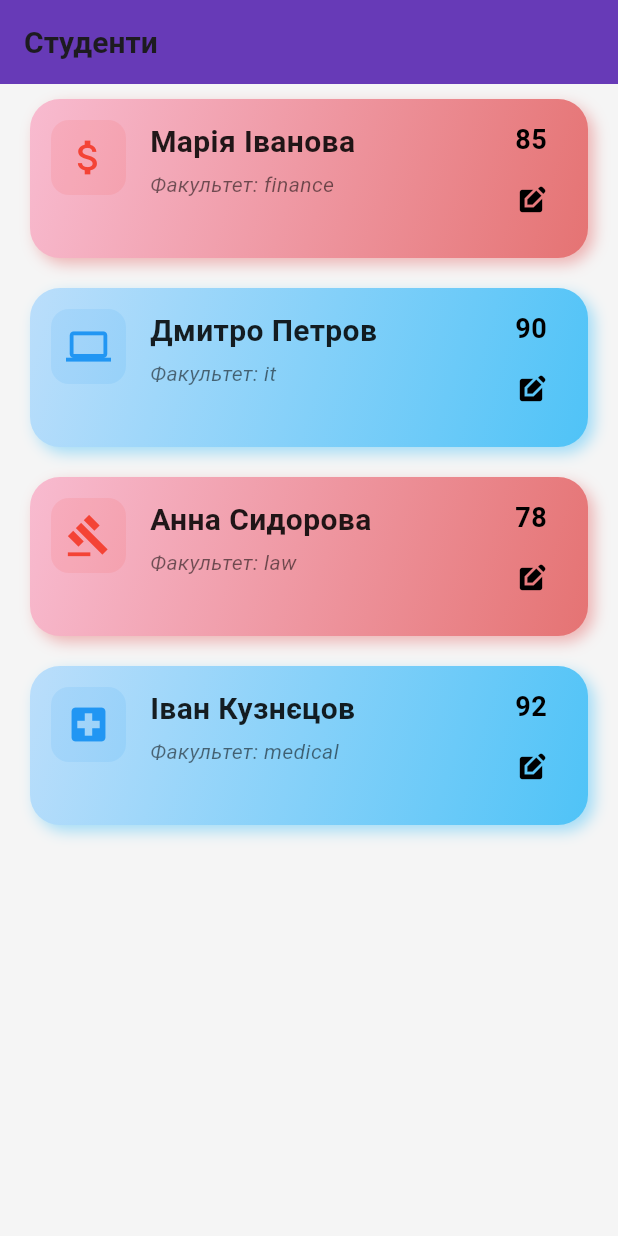
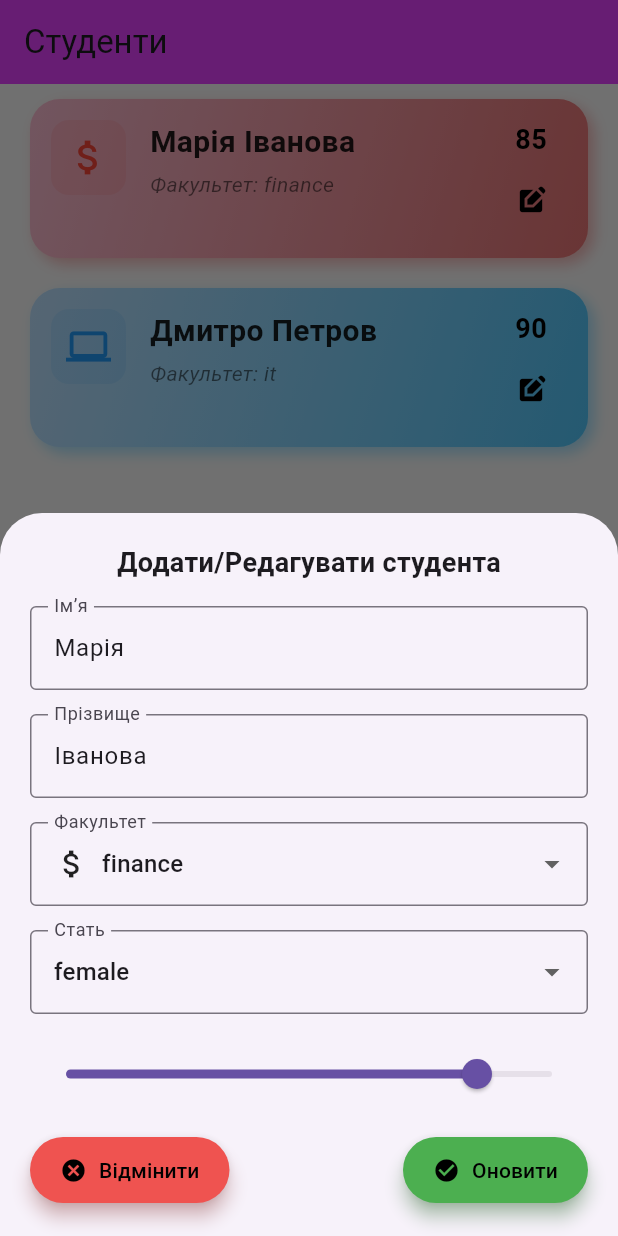
Before and after one commit to spiler-create/nesterenko_kiyki_21_8, a Flutter app: the screen it shows after launch, after a tap on the "edit square" icon, on a phone screen of 412 x 824 dp. Run offline on Flutter 3.47's test engine with Material 3 defaults, Android fonts, the phone set to English and light mode, and no system bars.

Commit message:
Лабораторна 2

```diff
--- a/lib/models/student.dart
+++ b/lib/models/student.dart
@@ -11,6 +11,7 @@ const Map<Department, IconData> departmentIcons = {
 };
 
 class Student {
+  final String id;
   final String firstName;
   final String lastName;
   final Department department;
@@ -18,6 +19,7 @@ class Student {
   final Gender gender;
 
   Student({
+    required this.id,
     required this.firstName,
     required this.lastName,
     required this.department,
--- /dev/null
+++ b/lib/widgets/new_student.dart
@@ -0,0 +1,176 @@
+import 'package:flutter/material.dart';
+import 'package:uuid/uuid.dart';
+import '../models/student.dart';
+
+class NewStudent extends StatefulWidget {
+  final Student? student;
+  final Function(Student) onSave;
+
+  const NewStudent({super.key, this.student, required this.onSave});
+
+  @override
+  State<NewStudent> createState() => _NewStudentState();
+}
+
+class _NewStudentState extends State<NewStudent> {
+  final _firstNameController = TextEditingController();
+  final _lastNameController = TextEditingController();
+  Department? _selectedDepartment;
+  Gender? _selectedGender;
+  int _grade = 50;
+
+  @override
+  void initState() {
+    super.initState();
+    if (widget.student != null) {
+      _firstNameController.text = widget.student!.firstName;
+      _lastNameController.text = widget.student!.lastName;
+      _selectedDepartment = widget.student!.department;
+      _selectedGender = widget.student!.gender;
+      _grade = widget.student!.grade;
+    }
+  }
+
+  void _saveStudent() {
+    if (_firstNameController.text.isEmpty ||
+        _lastNameController.text.isEmpty ||
+        _selectedDepartment == null ||
+        _selectedGender == null) {
+      return;
+    }
+
+    final newStudent = Student(
+      id: widget.student?.id ?? const Uuid().v4(),
+      firstName: _firstNameController.text.trim(),
+      lastName: _lastNameController.text.trim(),
+      department: _selectedDepartment!,
+      grade: _grade,
+      gender: _selectedGender!,
+    );
+
+    widget.onSave(newStudent);
+    Navigator.of(context).pop();
+  }
+
+  @override
+  Widget build(BuildContext context) {
+    return GestureDetector(
+      onTap: () => FocusScope.of(context).unfocus(),
+      child: Padding(
+        padding: EdgeInsets.only(bottom: MediaQuery.of(context).viewInsets.bottom),
+        child: SingleChildScrollView(
+          child: Padding(
+            padding: const EdgeInsets.all(20),
+            child: Column(
+              mainAxisSize: MainAxisSize.min,
+              children: [
+                const Text(
+                  'Додати/Редагувати студента',
+                  style: TextStyle(fontSize: 18, fontWeight: FontWeight.bold),
+                ),
+                const SizedBox(height: 16),
+                TextField(
+                  controller: _firstNameController,
+                  decoration: const InputDecoration(
+                    labelText: 'Ім’я',
+                    border: OutlineInputBorder(),
+                  ),
+                ),
+                const SizedBox(height: 16),
+                TextField(
+                  controller: _lastNameController,
+                  decoration: const InputDecoration(
+                    labelText: 'Прізвище',
+                    border: OutlineInputBorder(),
+                  ),
+                ),
+                const SizedBox(height: 16),
+                DropdownButtonFormField<Department>(
+                  value: _selectedDepartment,
+                  decoration: const InputDecoration(
+                    labelText: 'Факультет',
+                    border: OutlineInputBorder(),
+                  ),
+                  items: Department.values.map((department) {
+                    return DropdownMenuItem(
+                      value: department,
+                      child: Row(
+                        children: [
+                          Icon(departmentIcons[department]!),
+                          const SizedBox(width: 8),
+                          Text(department.name),
+                        ],
+                      ),
+                    );
+                  }).toList(),
+                  onChanged: (value) => setState(() => _selectedDepartment = value),
+                ),
+                const SizedBox(height: 16),
+                DropdownButtonFormField<Gender>(
+                  value: _selectedGender,
+                  decoration: const InputDecoration(
+                    labelText: 'Стать',
+                    border: OutlineInputBorder(),
+                  ),
+                  items: Gender.values.map((gender) {
+                    return DropdownMenuItem(
+                      value: gender,
+                      child: Text(gender.name),
+                    );
+                  }).toList(),
+                  onChanged: (value) => setState(() => _selectedGender = value),
+                ),
+                const SizedBox(height: 16),
+                Slider(
+                  value: _grade.toDouble(),
+                  min: 0,
+                  max: 100,
+                  divisions: 100,
+                  label: 'Оцінка: $_grade',
+                  onChanged: (value) => setState(() => _grade = value.toInt()),
+                ),
+                const SizedBox(height: 16),
+                Row(
+                  mainAxisAlignment: MainAxisAlignment.spaceBetween,
+                  children: [
+                    ElevatedButton.icon(
+                      onPressed: () => Navigator.of(context).pop(),
+                      icon: const Icon(Icons.cancel, color: Colors.black),
+                      label: const Text(
+                        'Відмінити',
+                        style: TextStyle(color: Colors.black),
+                      ),
+                      style: ElevatedButton.styleFrom(
+                        padding: const EdgeInsets.symmetric(horizontal: 20, vertical: 12),
+                        shape: RoundedRectangleBorder(borderRadius: BorderRadius.circular(30)),
+                        backgroundColor: Colors.red.shade400,
+                        shadowColor: Colors.red.shade200,
+                        elevation: 5,
+                      ),
+                    ),
+                    ElevatedButton.icon(
+                      onPressed: _saveStudent,
+                      icon: const Icon(Icons.check_circle, color: Colors.black),
+                      label: Text(
+                        widget.student == null ? 'Додати' : 'Оновити',
+                        style: const TextStyle(color: Colors.black),
+                      ),
+                      style: ElevatedButton.styleFrom(
+                        padding: const EdgeInsets.symmetric(horizontal: 20, vertical: 12),
+                        shape: RoundedRectangleBorder(borderRadius: BorderRadius.circular(30)),
+                        backgroundColor: Colors.green.shade500,
+                        shadowColor: Colors.green.shade300,
+                        elevation: 5,
+                      ),
+                    ),
+                  ],
+                ),
+
+              ],
+            ),
+          ),
+        ),
+      ),
+    );
+  }
+}
--- a/lib/widgets/students.dart
+++ b/lib/widgets/students.dart
@@ -1,14 +1,19 @@
 import 'package:flutter/material.dart';
+import 'new_student.dart';
+import 'student_item.dart';
 import '../models/student.dart';
-import 'student_item.dart';
 
-class StudentsScreen extends StatelessWidget {
+class StudentsScreen extends StatefulWidget {
   const StudentsScreen({super.key});
 
   @override
-  Widget build(BuildContext context) {
-    final List<Student> students = [
+  State<StudentsScreen> createState() => _StudentsScreenState();
+}
+
+class _StudentsScreenState extends State<StudentsScreen> {
+  List<Student> students = [
     Student(
+      id: '1',
       firstName: 'Марія',
       lastName: 'Іванова',
       department: Department.finance,
@@ -16,49 +21,106 @@ class StudentsScreen extends StatelessWidget {
       gender: Gender.female,
     ),
     Student(
+      id: '2',
       firstName: 'Дмитро',
       lastName: 'Петров',
       department: Department.it,
       grade: 90,
       gender: Gender.male,
     ),
-      Student(
-        firstName: 'Анна',
-        lastName: 'Сидорова',
-        department: Department.law,
-        grade: 78,
-        gender: Gender.female,
-      ),
-      Student(
-        firstName: 'Іван',
-        lastName: 'Кузнєцов',
-        department: Department.medical,
-        grade: 92,
-        gender: Gender.male,
-      ),
   ];
 
+  void showModalStudent({Student? student}) {
+    showModalBottomSheet(
+      context: context,
+      isScrollControlled: true,
+      builder: (_) {
+        return NewStudent(
+          student: student,
+          onSave: (newStudent) {
+            setState(() {
+              if (student != null) {
+                final index = students.indexOf(student);
+                students[index] = newStudent;
+              } else {
+                students.add(newStudent);
+              }
+            });
+          },
+        );
+      },
+    );
+  }
+
+  void delElem(int index) {
+    final removedStudent = students[index];
+    setState(() {
+      students.removeAt(index);
+    });
+
+    ScaffoldMessenger.of(context).showSnackBar(
+      SnackBar(
+        content: Text('${removedStudent.firstName} видалено'),
+        action: SnackBarAction(
+          label: 'Відмінити',
+          onPressed: () {
+            setState(() {
+              students.insert(index, removedStudent);
+            });
+          },
+        ),
+      ),
+    );
+  }
+
+  @override
+  Widget build(BuildContext context) {
     return Scaffold(
       appBar: AppBar(
-        title: const Text(
-          'Студенти',
-          style: TextStyle(
-            fontWeight: FontWeight.bold,
-            fontSize: 20,
-          ),
-        ),
-        backgroundColor: Colors.deepPurple,
+        title: const Text('Студенти'),
+        backgroundColor: Colors.purpleAccent,
       ),
       body: ListView.builder(
         itemCount: students.length,
         itemBuilder: (context, index) {
           final student = students[index];
-          return StudentItem(
+          return Dismissible(
+            key: ValueKey(student.id),
+            onDismissed: (_) => delElem(index),
+            child: InkWell(
+              onTap: () => showModalStudent(student: student),
+              child: StudentItem(
                 student: student,
-            onEdit: () {},
+                onEdit: () => showModalStudent(student: student),
+              ),
+            ),
           );
         },
       ),
+      floatingActionButton: Container(
+        margin: const EdgeInsets.only(bottom: 20),
+        child: FloatingActionButton.extended(
+          label: const Text(
+            'Додати',
+            style: TextStyle(
+              fontSize: 16,
+              fontWeight: FontWeight.bold,
+              color: Colors.white,
+            ),
+          ),
+          icon: const Icon(
+            Icons.add,
+            size: 20,
+            color: Colors.white,
+          ),
+          backgroundColor: Colors.purpleAccent,
+          onPressed: () => showModalStudent(),
+          shape: RoundedRectangleBorder(
+            borderRadius: BorderRadius.circular(15),
+          ),
+        ),
+      ),
+      floatingActionButtonLocation: FloatingActionButtonLocation.centerFloat,
     );
   }
 }
```
Also changed, not shown: pubspec.yaml (+7 -0 lines), lib/widgets/student_item.dart (line endings or trailing spaces), pubspec.lock, 1 other file. Lines whose indentation alone changed are shown as unchanged.
